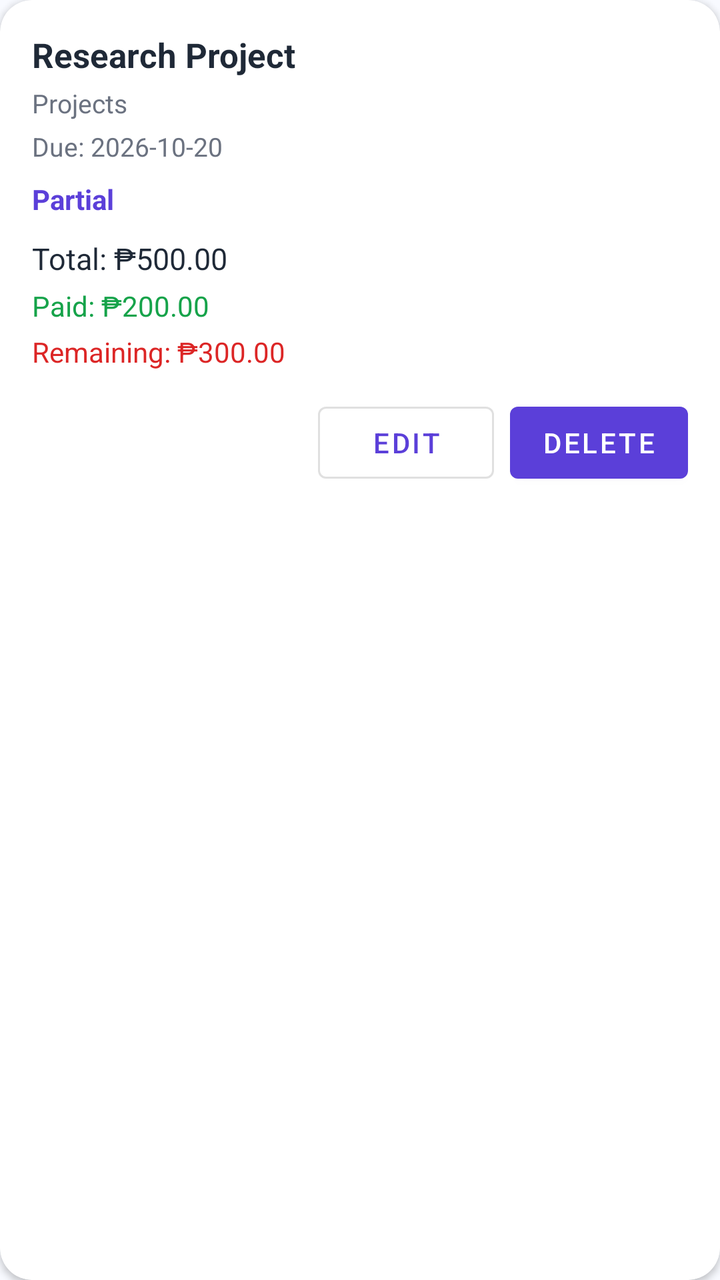
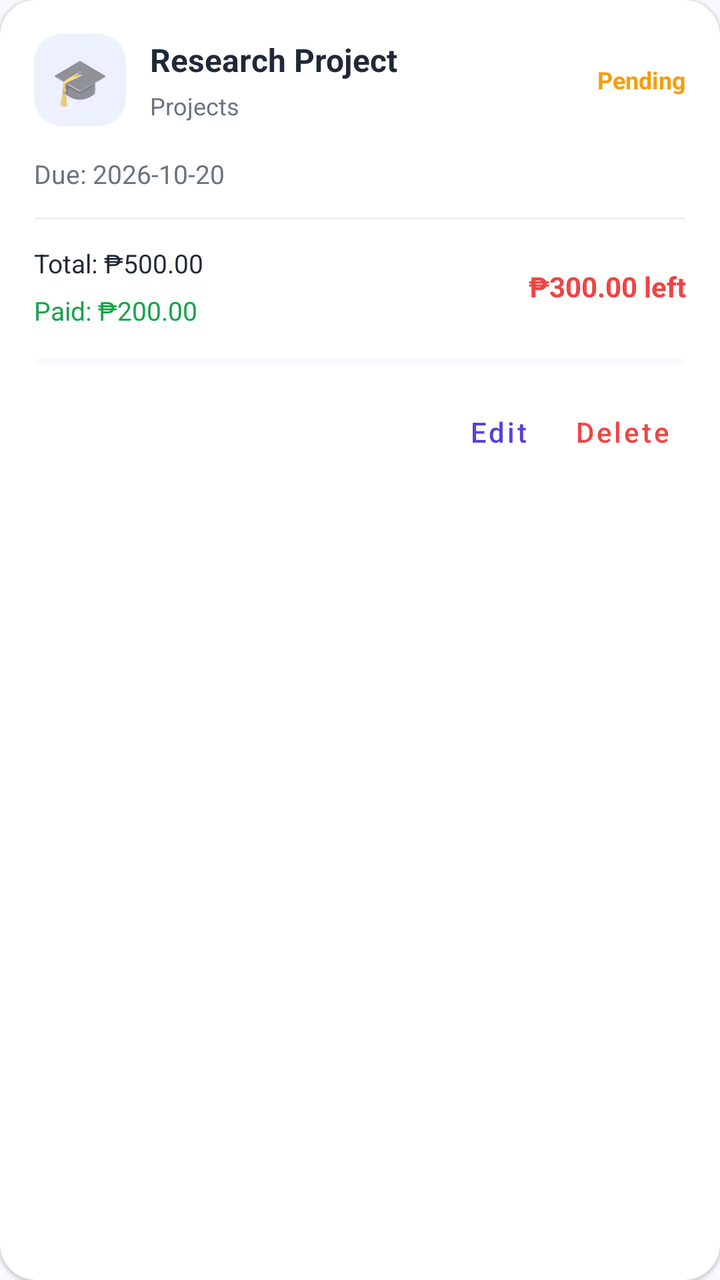

Before-and-after screenshots of an Android layout around one commit, followed by the original layout XML and the change that was made.
<!-- AndroidManifest.xml: application theme Theme.Gastoskwela -->
<!-- res/layout/item_payment.xml -->
<?xml version="1.0" encoding="utf-8"?>
<com.google.android.material.card.MaterialCardView
    xmlns:android="http://schemas.android.com/apk/res/android"
    xmlns:app="http://schemas.android.com/apk/res-auto"
    android:layout_width="match_parent"
    android:layout_height="wrap_content"
    android:layout_marginBottom="12dp"
    app:cardCornerRadius="16dp"
    app:cardElevation="2dp">

    <LinearLayout
        android:layout_width="match_parent"
        android:layout_height="wrap_content"
        android:orientation="vertical"
        android:padding="16dp">

        <TextView
            android:id="@+id/tvPaymentTitle"
            android:layout_width="match_parent"
            android:layout_height="wrap_content"
            android:text="Research Project"
            android:textColor="@color/text_primary"
            android:textSize="17sp"
            android:textStyle="bold" />

        <TextView
            android:id="@+id/tvPaymentCategory"
            android:layout_width="match_parent"
            android:layout_height="wrap_content"
            android:layout_marginTop="4dp"
            android:text="Projects"
            android:textColor="@color/text_secondary"
            android:textSize="13sp" />

        <TextView
            android:id="@+id/tvPaymentDueDate"
            android:layout_width="match_parent"
            android:layout_height="wrap_content"
            android:layout_marginTop="4dp"
            android:text="Due: 2026-10-20"
            android:textColor="@color/text_secondary"
            android:textSize="13sp" />

        <TextView
            android:id="@+id/tvPaymentStatus"
            android:layout_width="match_parent"
            android:layout_height="wrap_content"
            android:layout_marginTop="8dp"
            android:text="Partial"
            android:textColor="@color/purple_primary"
            android:textSize="14sp"
            android:textStyle="bold" />

        <TextView
            android:id="@+id/tvPaymentAmount"
            android:layout_width="match_parent"
            android:layout_height="wrap_content"
            android:layout_marginTop="10dp"
            android:text="Total: ₱500.00"
            android:textColor="@color/text_primary"
            android:textSize="15sp" />

        <TextView
            android:id="@+id/tvPaymentPaid"
            android:layout_width="match_parent"
            android:layout_height="wrap_content"
            android:layout_marginTop="4dp"
            android:text="Paid: ₱200.00"
            android:textColor="@color/success_green"
            android:textSize="14sp" />

        <TextView
            android:id="@+id/tvPaymentRemaining"
            android:layout_width="match_parent"
            android:layout_height="wrap_content"
            android:layout_marginTop="4dp"
            android:text="Remaining: ₱300.00"
            android:textColor="@color/expense_red"
            android:textSize="14sp" />

        <TextView
            android:id="@+id/tvPaymentNotes"
            android:layout_width="match_parent"
            android:layout_height="wrap_content"
            android:layout_marginTop="6dp"
            android:textColor="@color/text_secondary"
            android:textSize="13sp"
            android:visibility="gone" />

        <LinearLayout
            android:layout_width="match_parent"
            android:layout_height="wrap_content"
            android:layout_marginTop="12dp"
            android:gravity="end"
            android:orientation="horizontal">

            <com.google.android.material.button.MaterialButton
                android:id="@+id/btnEditPayment"
                style="@style/Widget.MaterialComponents.Button.OutlinedButton"
                android:layout_width="wrap_content"
                android:layout_height="wrap_content"
                android:text="Edit" />

            <com.google.android.material.button.MaterialButton
                android:id="@+id/btnDeletePayment"
                android:layout_width="wrap_content"
                android:layout_height="wrap_content"
                android:layout_marginStart="8dp"
                android:text="Delete" />

        </LinearLayout>

    </LinearLayout>
</com.google.android.material.card.MaterialCardView>
<!-- resources referenced by this layout -->
<resources>
  <color name="expense_red">#DC2626</color>
  <color name="purple_primary">#5B3FD9</color>
  <color name="success_green">#16A34A</color>
  <color name="text_primary">#1F2937</color>
  <color name="text_secondary">#6B7280</color>
  <style name="Theme.Gastoskwela" parent="Theme.MaterialComponents.DayNight.NoActionBar">
  
          <item name="colorPrimary">@color/purple_primary</item>
          <item name="colorPrimaryVariant">@color/purple_light</item>
          <item name="colorSecondary">@color/purple_light</item>
          <item name="android:statusBarColor">@color/purple_primary</item>
          <item name="android:navigationBarColor">@color/white</item>
          <item name="android:windowLightNavigationBar">true</item>
          <item name="android:windowLightStatusBar">false</item>
          <item name="android:windowBackground">@color/background</item>
      </style>
  <color name="purple_light">#7C5CFF</color>
  <color name="white">#FFFFFF</color>
  <color name="background">#F8FAFF</color>
</resources>

<!-- the commit's change to res/layout/item_payment.xml (unified diff, before → after) -->
@@ -5,109 +5,170 @@
     android:layout_width="match_parent"
     android:layout_height="wrap_content"
     android:layout_marginBottom="12dp"
-    app:cardCornerRadius="16dp"
-    app:cardElevation="2dp">
+    app:cardBackgroundColor="#FFFFFF"
+    app:cardCornerRadius="18dp"
+    app:cardElevation="1dp">
 
     <LinearLayout
         android:layout_width="match_parent"
         android:layout_height="wrap_content"
         android:orientation="vertical"
-        android:padding="16dp">
+        android:padding="17dp">
 
-        <TextView
-            android:id="@+id/tvPaymentTitle"
+        <LinearLayout
             android:layout_width="match_parent"
             android:layout_height="wrap_content"
-            android:text="Research Project"
-            android:textColor="@color/text_primary"
-            android:textSize="17sp"
-            android:textStyle="bold" />
+            android:gravity="center_vertical"
+            android:orientation="horizontal">
 
-        <TextView
-            android:id="@+id/tvPaymentCategory"
-            android:layout_width="match_parent"
-            android:layout_height="wrap_content"
-            android:layout_marginTop="4dp"
-            android:text="Projects"
-            android:textColor="@color/text_secondary"
-            android:textSize="13sp" />
+            <TextView
+                android:layout_width="46dp"
+                android:layout_height="46dp"
+                android:background="@drawable/bg_payment_icon"
+                android:gravity="center"
+                android:text="🎓"
+                android:textSize="23sp" />
+
+            <LinearLayout
+                android:layout_width="0dp"
+                android:layout_height="wrap_content"
+                android:layout_marginStart="12dp"
+                android:layout_weight="1"
+                android:orientation="vertical">
+
+                <TextView
+                    android:id="@+id/tvPaymentTitle"
+                    android:layout_width="match_parent"
+                    android:layout_height="wrap_content"
+                    android:text="Research Project"
+                    android:textColor="#1F2937"
+                    android:textSize="16sp"
+                    android:textStyle="bold" />
+
+                <TextView
+                    android:id="@+id/tvPaymentCategory"
+                    android:layout_width="match_parent"
+                    android:layout_height="wrap_content"
+                    android:layout_marginTop="4dp"
+                    android:text="Projects"
+                    android:textColor="#6B7280"
+                    android:textSize="12sp" />
+            </LinearLayout>
+
+            <TextView
+                android:id="@+id/tvPaymentStatus"
+                android:layout_width="wrap_content"
+                android:layout_height="wrap_content"
+                android:layout_marginStart="8dp"
+                android:text="Pending"
+                android:textColor="#F59E0B"
+                android:textSize="12sp"
+                android:textStyle="bold" />
+        </LinearLayout>
 
         <TextView
             android:id="@+id/tvPaymentDueDate"
             android:layout_width="match_parent"
             android:layout_height="wrap_content"
-            android:layout_marginTop="4dp"
+            android:layout_marginTop="15dp"
             android:text="Due: 2026-10-20"
-            android:textColor="@color/text_secondary"
+            android:textColor="#6B7280"
             android:textSize="13sp" />
 
-        <TextView
-            android:id="@+id/tvPaymentStatus"
+        <View
+            android:layout_width="match_parent"
+            android:layout_height="1dp"
+            android:layout_marginTop="13dp"
+            android:background="#EEF0F6" />
+
+        <LinearLayout
             android:layout_width="match_parent"
             android:layout_height="wrap_content"
-            android:layout_marginTop="8dp"
-            android:text="Partial"
-            android:textColor="@color/purple_primary"
-            android:textSize="14sp"
-            android:textStyle="bold" />
+            android:layout_marginTop="13dp"
+            android:orientation="horizontal">
 
-        <TextView
-            android:id="@+id/tvPaymentAmount"
+            <LinearLayout
+                android:layout_width="0dp"
+                android:layout_height="wrap_content"
+                android:layout_weight="1"
+                android:orientation="vertical">
+
+                <TextView
+                    android:id="@+id/tvPaymentAmount"
+                    android:layout_width="match_parent"
+                    android:layout_height="wrap_content"
+                    android:text="Total: ₱500.00"
+                    android:textColor="#1F2937"
+                    android:textSize="13sp" />
+
+                <TextView
+                    android:id="@+id/tvPaymentPaid"
+                    android:layout_width="match_parent"
+                    android:layout_height="wrap_content"
+                    android:layout_marginTop="6dp"
+                    android:text="Paid: ₱200.00"
+                    android:textColor="#16A34A"
+                    android:textSize="13sp" />
+            </LinearLayout>
+
+            <TextView
+                android:id="@+id/tvPaymentRemaining"
+                android:layout_width="wrap_content"
+                android:layout_height="wrap_content"
+                android:layout_gravity="center_vertical"
+                android:layout_marginStart="8dp"
+                android:text="₱300.00 left"
+                android:textColor="#EF4444"
+                android:textSize="14sp"
+                android:textStyle="bold" />
+        </LinearLayout>
+
+        <ProgressBar
+            android:id="@+id/progressPaymentItem"
+            style="?android:attr/progressBarStyleHorizontal"
             android:layout_width="match_parent"
-            android:layout_height="wrap_content"
-            android:layout_marginTop="10dp"
-            android:text="Total: ₱500.00"
-            android:textColor="@color/text_primary"
-            android:textSize="15sp" />
-
-        <TextView
-            android:id="@+id/tvPaymentPaid"
-            android:layout_width="match_parent"
-            android:layout_height="wrap_content"
-            android:layout_marginTop="4dp"
-            android:text="Paid: ₱200.00"
-            android:textColor="@color/success_green"
-            android:textSize="14sp" />
-
-        <TextView
-            android:id="@+id/tvPaymentRemaining"
-            android:layout_width="match_parent"
-            android:layout_height="wrap_content"
-            android:layout_marginTop="4dp"
-            android:text="Remaining: ₱300.00"
-            android:textColor="@color/expense_red"
-            android:textSize="14sp" />
+            android:layout_height="6dp"
+            android:layout_marginTop="14dp"
+            android:max="100"
+            android:progress="0"
+            android:progressTint="#5B3FD9"
+            android:progressBackgroundTint="#ECF0FF" />
 
         <TextView
             android:id="@+id/tvPaymentNotes"
             android:layout_width="match_parent"
             android:layout_height="wrap_content"
-            android:layout_marginTop="6dp"
-            android:textColor="@color/text_secondary"
-            android:textSize="13sp"
+            android:layout_marginTop="11dp"
+            android:textColor="#6B7280"
+            android:textSize="12sp"
             android:visibility="gone" />
 
         <LinearLayout
             android:layout_width="match_parent"
             android:layout_height="wrap_content"
-            android:layout_marginTop="12dp"
+            android:layout_marginTop="8dp"
             android:gravity="end"
             android:orientation="horizontal">
 
             <com.google.android.material.button.MaterialButton
                 android:id="@+id/btnEditPayment"
-                style="@style/Widget.MaterialComponents.Button.OutlinedButton"
+                style="@style/Widget.MaterialComponents.Button.TextButton"
                 android:layout_width="wrap_content"
                 android:layout_height="wrap_content"
-                android:text="Edit" />
+                android:minWidth="60dp"
+                android:text="Edit"
+                android:textAllCaps="false"
+                android:textColor="#5B3FD9" />
 
             <com.google.android.material.button.MaterialButton
                 android:id="@+id/btnDeletePayment"
+                style="@style/Widget.MaterialComponents.Button.TextButton"
                 android:layout_width="wrap_content"
                 android:layout_height="wrap_content"
-                android:layout_marginStart="8dp"
-                android:text="Delete" />
-
+                android:minWidth="60dp"
+                android:text="Delete"
+                android:textAllCaps="false"
+                android:textColor="#EF4444" />
         </LinearLayout>
 
     </LinearLayout>
<!-- resource entries referenced after the edit -->
@@ -1,10 +1,16 @@
 <!-- resources referenced by this layout -->
 <resources>
-  <color name="expense_red">#DC2626</color>
+  <!-- drawable bg_payment_icon (drawable) -->
+  <?xml version="1.0" encoding="utf-8"?>
+  <shape xmlns:android="http://schemas.android.com/apk/res/android"
+      android:shape="rectangle">
+  
+      <solid android:color="#ECF0FF" />
+  
+      <corners android:radius="14dp" />
+  
+  </shape>
   <color name="purple_primary">#5B3FD9</color>
-  <color name="success_green">#16A34A</color>
-  <color name="text_primary">#1F2937</color>
-  <color name="text_secondary">#6B7280</color>
   <style name="Theme.Gastoskwela" parent="Theme.MaterialComponents.DayNight.NoActionBar">
   
           <item name="colorPrimary">@color/purple_primary</item>
